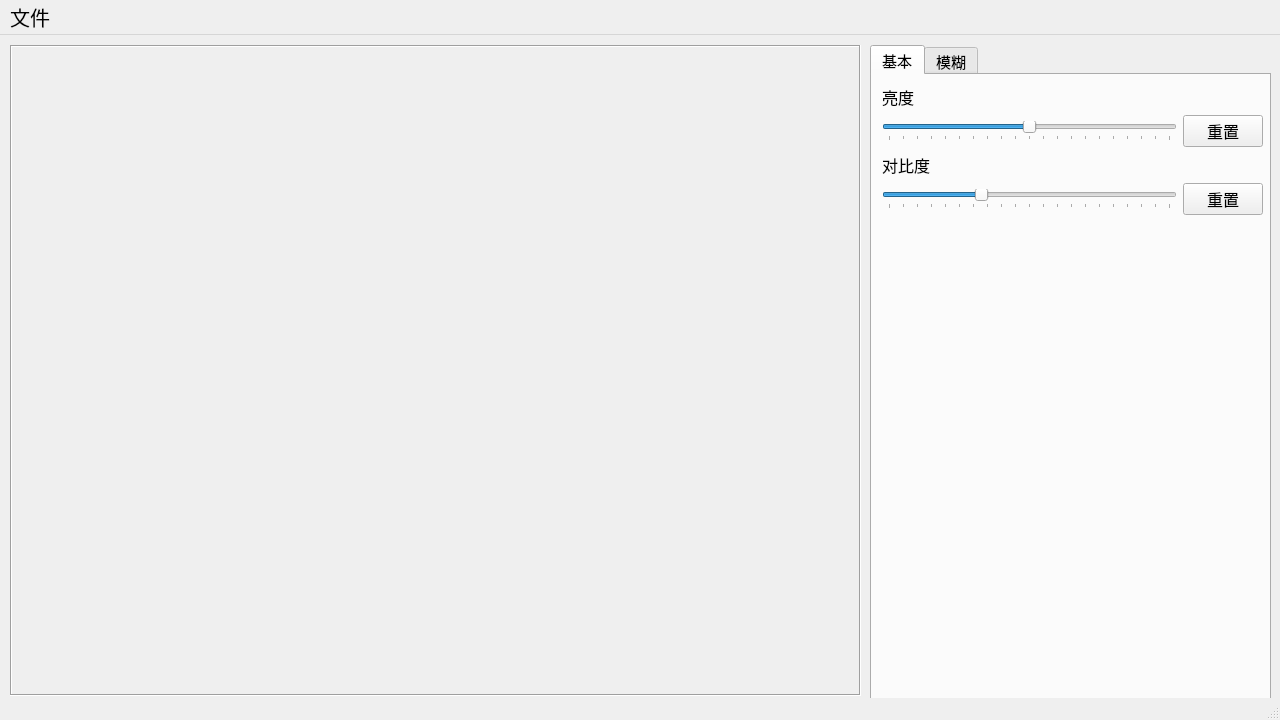
The window that mainwindow.ui (43hk/QuickEnhance) describes before a commit, drawn with Qt 5.
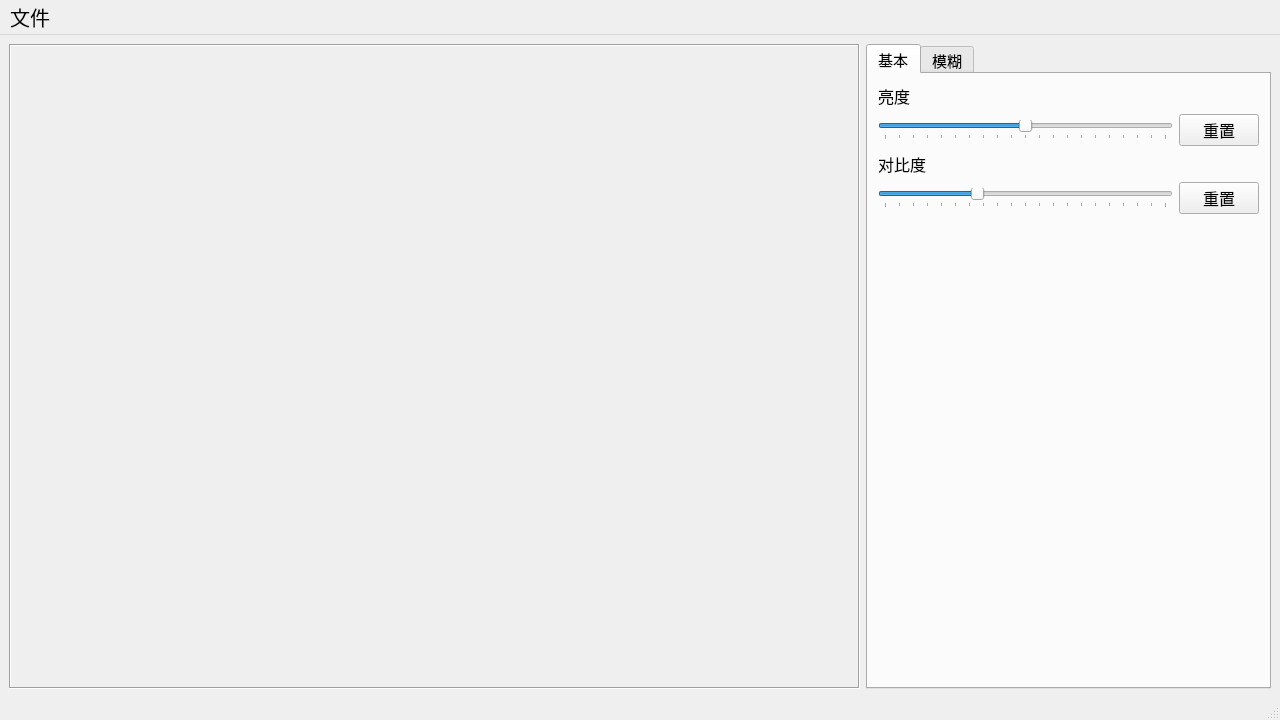
The same window after the commit.

```diff
--- a/mainwindow.ui
+++ b/mainwindow.ui
@@ -20,14 +20,20 @@
    <string>QuickEnhance</string>
   </property>
   <widget class="QWidget" name="centralwidget">
+   <layout class="QGridLayout" name="gridLayout">
+    <item row="0" column="0">
    <widget class="QLabel" name="image">
-    <property name="geometry">
-     <rect>
-      <x>10</x>
-      <y>10</y>
-      <width>851</width>
-      <height>651</height>
-     </rect>
+      <property name="sizePolicy">
+       <sizepolicy hsizetype="Expanding" vsizetype="Expanding">
+        <horstretch>0</horstretch>
+        <verstretch>0</verstretch>
+       </sizepolicy>
+      </property>
+      <property name="minimumSize">
+       <size>
+        <width>0</width>
+        <height>0</height>
+       </size>
     </property>
     <property name="frameShape">
      <enum>QFrame::Shape::Box</enum>
@@ -42,14 +48,26 @@
      <set>Qt::AlignmentFlag::AlignLeading|Qt::AlignmentFlag::AlignLeft|Qt::AlignmentFlag::AlignVCenter</set>
     </property>
    </widget>
+    </item>
+    <item row="0" column="1">
    <widget class="QTabWidget" name="tabWidget">
-    <property name="geometry">
-     <rect>
-      <x>870</x>
-      <y>10</y>
-      <width>401</width>
-      <height>661</height>
-     </rect>
+      <property name="sizePolicy">
+       <sizepolicy hsizetype="Fixed" vsizetype="Preferred">
+        <horstretch>0</horstretch>
+        <verstretch>0</verstretch>
+       </sizepolicy>
+      </property>
+      <property name="minimumSize">
+       <size>
+        <width>405</width>
+        <height>0</height>
+       </size>
+      </property>
+      <property name="maximumSize">
+       <size>
+        <width>405</width>
+        <height>16777215</height>
+       </size>
     </property>
     <property name="font">
      <font>
@@ -306,6 +324,8 @@
      </widget>
     </widget>
    </widget>
+    </item>
+   </layout>
   </widget>
   <widget class="QMenuBar" name="menubar">
    <property name="geometry">
```
Lines whose indentation alone changed are shown as unchanged.
